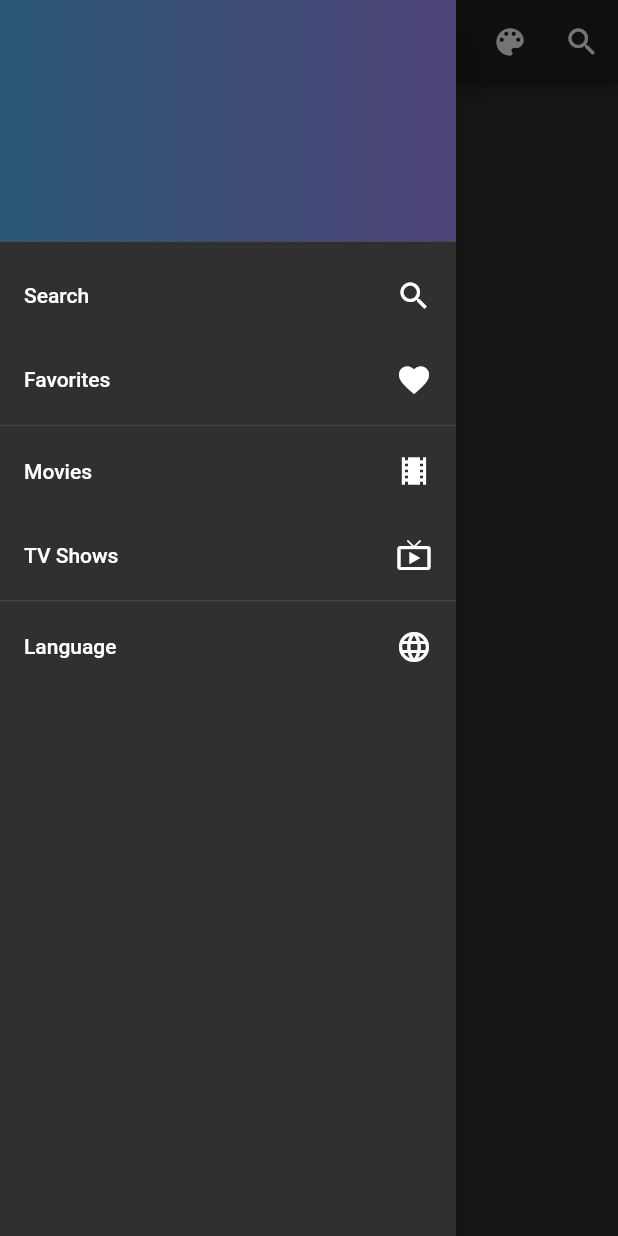
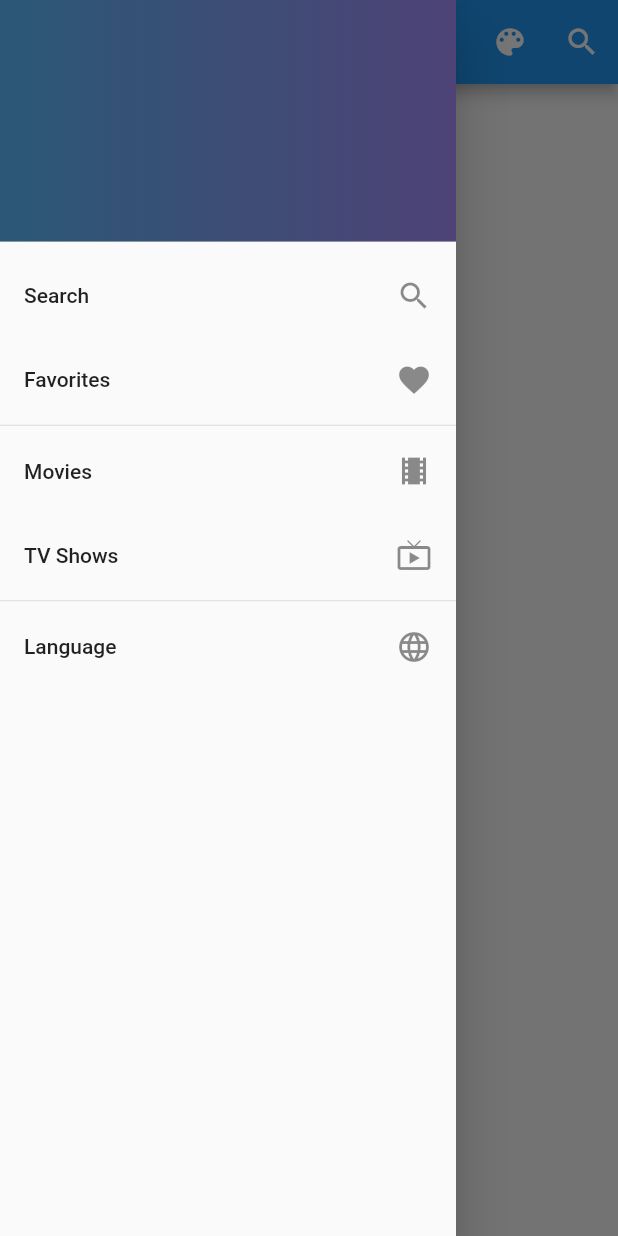
Before and after one commit to ShikinChen/cinematic_flutter, a Flutter app: the screen it shows after launch, with the side drawer open, on a phone screen of 412 x 824 dp. Run offline on Flutter 3.47's test engine with Material 2 defaults, Android fonts, the phone set to English and light mode, and no system bars; our stand-ins replace flutter_redux, redux, shared_preferences; generated files the repository leaves out were written again.

```diff
--- a/lib/actions/actions.dart
+++ b/lib/actions/actions.dart
@@ -1,3 +1,4 @@
+import 'package:cinematic_flutter/model/app_load_state.dart';
 import 'package:flutter/material.dart';
 
 class ToggleThemeAction {
@@ -11,3 +12,9 @@ class LoadLocaleAction {
 
   LoadLocaleAction(this.locale);
 }
+
+class LoadSettingAction {
+  int themeIndex;
+  Locale currentLocale;
+  AppLoadState loadSettingState;
+}
--- a/lib/localizations.dart
+++ b/lib/localizations.dart
@@ -6,8 +6,10 @@ import 'package:cinematic_flutter/l10n/messages_all.dart';
 import 'package:flutter/material.dart';
 
 class AppLocalizations {
-  static const Locale EN_LOCALE = Locale("en", "");
-  static const Locale ZH_LOCALE = Locale("zh", "");
+  static const String EN = 'en';
+  static const String ZH = 'zh';
+  static const Locale EN_LOCALE = Locale(EN, "");
+  static const Locale ZH_LOCALE = Locale(ZH, "");
 
   static Future<AppLocalizations> load(Locale locale) {
     if (locale != null) {
@@ -21,6 +23,21 @@ class AppLocalizations {
       });
     }
     return null;
+  }
+
+  static Locale getLocale(String localeName) {
+    switch (localeName) {
+      case EN:
+        {
+          return EN_LOCALE;
+        }
+      case ZH:
+        {
+          return ZH_LOCALE;
+        }
+      default:
+        return null;
+    }
   }
 
   static AppLocalizations of(BuildContext context) =>
@@ -69,15 +86,16 @@ class AppLocalizations {
       );
 
   String get simplifiedChinese => Intl.message(
-    'Simplified Chinese',
-    name: 'simplifiedChinese',
-    args: [],
-  );
+        'Simplified Chinese',
+        name: 'simplifiedChinese',
+        args: [],
+      );
 }
 
 class AppLocalizationsDelegate extends LocalizationsDelegate<AppLocalizations> {
   @override
-  bool isSupported(Locale locale) => ['en', 'zh'].contains(locale.languageCode);
+  bool isSupported(Locale locale) =>
+      [AppLocalizations.EN, AppLocalizations.ZH].contains(locale.languageCode);
 
   @override
   Future<AppLocalizations> load(Locale locale) => AppLocalizations.load(locale);
--- a/lib/main.dart
+++ b/lib/main.dart
@@ -1,3 +1,5 @@
+import 'package:cinematic_flutter/model/app_load_state.dart';
+import 'package:cinematic_flutter/model/app_theme.dart';
 import 'package:flutter/material.dart';
 import 'package:flutter_redux/flutter_redux.dart';
 import 'package:redux/redux.dart';
@@ -9,6 +11,7 @@ import 'package:cinematic_flutter/middleware/store_app_middleware.dart';
 import 'package:cinematic_flutter/localizations.dart';
 import 'package:flutter_localizations/flutter_localizations.dart';
 import 'package:logging/logging.dart';
+import 'package:cinematic_flutter/viewmodel/main_view_model.dart';
 
 void main() {
   Logger.root.level = Level.ALL;
@@ -19,6 +22,7 @@ void main() {
 }
 
 class App extends StatelessWidget {
+  MainViewModel vm;
   final store = Store<AppState>(
     appStateReducer,
     initialState: AppState.init(),
@@ -28,9 +32,9 @@ class App extends StatelessWidget {
   @override
   Widget build(BuildContext context) => StoreProvider(
       store: store,
-      child: StoreConnector<AppState, ThemeData>(
-        builder: (ctx, themeData) => MaterialApp(
-              theme: themeData,
+      child: StoreConnector<AppState, MainViewModel>(
+        builder: (ctx, vm) => MaterialApp(
+              theme: vm.currentThemeData,
               supportedLocales: [
                 AppLocalizations.ZH_LOCALE,
                 AppLocalizations.EN_LOCALE,
@@ -40,12 +44,21 @@ class App extends StatelessWidget {
                 GlobalMaterialLocalizations.delegate,
                 GlobalWidgetsLocalizations.delegate,
               ],
+              initialRoute: Routes.home,
               routes: {
                 Routes.home: (ctx) => HomePage(),
               },
             ),
         converter: (store) {
-          return store.state.currentTheme.themeData;
+          if (vm == null) {
+            vm = MainViewModel(store);
+          } else {
+            vm.setAppState(store);
+          }
+          if (vm.loadSettingState == AppLoadState.notLoaded) {
+            vm.loadSetting();
+          }
+          return vm;
         },
       ));
 }
--- /dev/null
+++ b/lib/model/app_load_state.dart
@@ -0,0 +1,5 @@
+enum AppLoadState {
+  notLoaded,
+  loading,
+  loaded,
+}
--- a/lib/model/app_state.dart
+++ b/lib/model/app_state.dart
@@ -1,17 +1,17 @@
 import 'dart:async';
 
+import 'package:cinematic_flutter/model/app_load_state.dart';
 import 'package:cinematic_flutter/model/app_tab.dart';
 import 'package:cinematic_flutter/model/app_theme.dart';
 import 'package:flutter/widgets.dart';
 import 'package:cinematic_flutter/util/shared_preferences_util.dart';
 import 'package:cinematic_flutter/constants.dart';
-import 'package:cinematic_flutter/model/app_theme.dart';
 
 class AppState {
   AppTab activeTab;
   AppTheme currentTheme;
   Locale currentLocale;
-  bool isLoadedSetting = false;
+  AppLoadState loadSettingState = AppLoadState.notLoaded;
 
   factory AppState.init() => AppState(
         currentTheme: AppTheme()..currentThemeIndex = 0,
@@ -21,14 +21,6 @@ class AppState {
     this.activeTab = AppTab.popular,
     @required this.currentTheme,
     this.currentLocale,
-    this.isLoadedSetting = false,
+    this.loadSettingState = AppLoadState.notLoaded,
   });
-
-  static Future<AppState> loading() async {
-    return getSharedPreferencesInt(APP_THEME_KEY).then((value) {
-      return AppState(
-        currentTheme: AppTheme()..currentThemeIndex = value as int,
-      );
-    });
-  }
 }
--- a/lib/model/app_theme.dart
+++ b/lib/model/app_theme.dart
@@ -1,18 +1,18 @@
 import 'package:flutter/material.dart';
 import 'package:logging/logging.dart';
 
-final Logger log = new Logger('AppTheme');
+final Logger logger = new Logger('AppTheme');
 
 class AppTheme {
-  static get themes => [ThemeData.dark(), ThemeData.light()];
+  static get themes => [ThemeData.light(), ThemeData.dark()];
 
   int _currentThemeIndex;
 
   ThemeData _themeData;
 
   set currentThemeIndex(int value) {
-    log.fine('_currentThemeIndex:${_currentThemeIndex}');
-    _currentThemeIndex = value;
+    logger.fine('_currentThemeIndex:${_currentThemeIndex}');
+    _currentThemeIndex = value??0;
     _themeData = themes[_currentThemeIndex];
   }
 
--- a/lib/page/home_page.dart
+++ b/lib/page/home_page.dart
@@ -14,14 +14,16 @@ import 'package:logging/logging.dart';
 class HomePage extends StatelessWidget {
   final int dis = 2;
   final Logger logger = Logger('HomePage');
+  HomeViewModel vm;
 
   @override
   Widget build(BuildContext context) => StoreConnector<AppState, HomeViewModel>(
         distinct: true,
         converter: (store) {
-          logger.fine(
-              '${store.state.currentLocale == null ? 'null' : store.state.currentLocale.languageCode}');
-          return HomeViewModel(store);
+          if (vm == null) {
+            vm = HomeViewModel(store);
+          }
+          return vm;
         },
         builder: buildHome,
       );
--- a/lib/reducer/app_state_reducer.dart
+++ b/lib/reducer/app_state_reducer.dart
@@ -1,7 +1,9 @@
 import 'package:cinematic_flutter/model/app_state.dart';
 import 'package:cinematic_flutter/reducer/theme_reducer.dart';
 import 'package:cinematic_flutter/reducer/locale_reducer.dart';
+import 'package:cinematic_flutter/reducer/load_setting_state_reducer.dart';
 
 AppState appStateReducer(AppState state, action) => state
   ..currentTheme = themeReducer(state.currentTheme, action)
-  ..currentLocale = localeReducer(state.currentLocale, action);
+  ..currentLocale = localeReducer(state.currentLocale, action)
+  ..loadSettingState = loadSettingStateReducer(state.loadSettingState, action);
--- a/lib/reducer/locale_reducer.dart
+++ b/lib/reducer/locale_reducer.dart
@@ -4,7 +4,11 @@ import 'package:cinematic_flutter/actions/actions.dart';
 
 final localeReducer = combineReducers<Locale>([
   TypedReducer<Locale, LoadLocaleAction>(_loadLocaleReducer),
+  TypedReducer<Locale, LoadSettingAction>(_loadSettingReducer),
 ]);
 
 Locale _loadLocaleReducer(Locale locale, loadLocaleAction) =>
     loadLocaleAction.locale;
+
+Locale _loadSettingReducer(Locale locale, loadSettingAction) =>
+    loadSettingAction.currentLocale;
--- a/lib/reducer/theme_reducer.dart
+++ b/lib/reducer/theme_reducer.dart
@@ -4,7 +4,11 @@ import 'package:cinematic_flutter/model/app_theme.dart';
 
 final themeReducer = combineReducers<AppTheme>([
   TypedReducer<AppTheme, ToggleThemeAction>(_toggleThemeReducer),
+  TypedReducer<AppTheme, LoadSettingAction>(_loadSettingReducer),
 ]);
 
 AppTheme _toggleThemeReducer(AppTheme appTheme, toggleThemeAction) =>
     appTheme..currentThemeIndex = toggleThemeAction.themeIndex;
+
+AppTheme _loadSettingReducer(AppTheme appTheme, loadSettingAction) =>
+    appTheme..currentThemeIndex = loadSettingAction.themeIndex;
--- a/lib/util/shared_preferences_util.dart
+++ b/lib/util/shared_preferences_util.dart
@@ -7,7 +7,7 @@ Future<bool> setSharedPreferencesInt(String key, int vlue) async {
   return await prefs.setInt(key, vlue);
 }
 
-Future<int> getSharedPreferencesInt(String key) async {
+Future getSharedPreferencesValue(String key) async {
   SharedPreferences prefs = await SharedPreferences.getInstance();
   return await prefs.get(key);
 }
--- a/lib/viewmodel/home_view_model.dart
+++ b/lib/viewmodel/home_view_model.dart
@@ -8,8 +8,6 @@ class HomeViewModel {
 
   HomeViewModel(this.store);
 
-  static HomeViewModel fromStore(Store<AppState> store) => HomeViewModel(store);
-
   loadLocale(Locale locale) {
     store.dispatch(LoadLocaleAction(locale));
   }
--- /dev/null
+++ b/lib/viewmodel/main_view_model.dart
@@ -0,0 +1,31 @@
+import 'package:cinematic_flutter/model/app_load_state.dart';
+import 'package:cinematic_flutter/model/app_state.dart';
+import 'package:cinematic_flutter/model/app_theme.dart';
+import 'package:redux/redux.dart';
+import 'package:cinematic_flutter/actions/actions.dart';
+import 'package:flutter/material.dart';
+
+class MainViewModel {
+  final Store<AppState> store;
+
+  MainViewModel(this.store) {
+    setAppState(store);
+  }
+
+  setAppState(Store<AppState> store) {
+    loadSettingState = store.state.loadSettingState;
+    currentThemeData = store.state.currentTheme == null
+        ? AppTheme.themes[0]
+        : store.state.currentTheme.themeData;
+  }
+
+  AppLoadState loadSettingState = AppLoadState.notLoaded;
+
+  ThemeData currentThemeData;
+
+  loadSetting() {
+    loadSettingState = AppLoadState.loading;
+    store.state.loadSettingState = AppLoadState.loading;
+    store.dispatch(LoadSettingAction());
+  }
+}
```
Also changed, not shown: lib/middleware/store_app_middleware.dart (+31 -5 lines), lib/reducer/load_setting_state_reducer.dart (added, +10 -0 lines).
